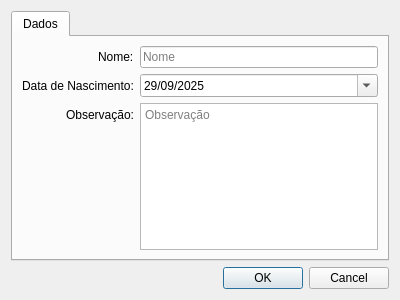
Above: resources/ui/playereditview.ui from luisEduardoBet/T-TEA2.0 before the change. Below: the same form after it.
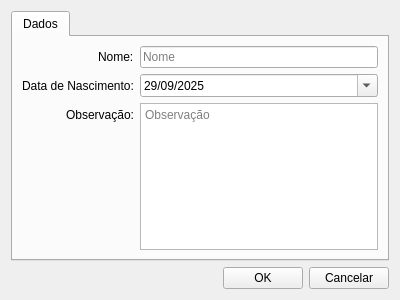
That is the form after the change. Icons and pictures are not drawn.

```diff
--- a/resources/ui/playereditview.ui
+++ b/resources/ui/playereditview.ui
@@ -90,14 +90,70 @@
     </widget>
    </item>
    <item>
-    <widget class="QDialogButtonBox" name="button_box">
-     <property name="orientation">
-      <enum>Qt::Horizontal</enum>
-     </property>
-     <property name="standardButtons">
-      <set>QDialogButtonBox::Cancel|QDialogButtonBox::Ok</set>
-     </property>
-    </widget>
+    <layout class="QHBoxLayout" name="lay_button" stretch="0,0,0">
+     <item>
+      <spacer name="hs_button">
+       <property name="orientation">
+        <enum>Qt::Orientation::Horizontal</enum>
+       </property>
+       <property name="sizeHint" stdset="0">
+        <size>
+         <width>40</width>
+         <height>20</height>
+        </size>
+       </property>
+      </spacer>
+     </item>
+     <item>
+      <widget class="QPushButton" name="pb_ok">
+       <property name="sizePolicy">
+        <sizepolicy hsizetype="Fixed" vsizetype="Fixed">
+         <horstretch>0</horstretch>
+         <verstretch>0</verstretch>
+        </sizepolicy>
+       </property>
+       <property name="toolTip">
+        <string>Gravar operação corrente</string>
+       </property>
+       <property name="locale">
+        <locale language="Portuguese" country="Brazil"/>
+       </property>
+       <property name="text">
+        <string>OK</string>
+       </property>
+       <property name="icon">
+        <iconset resource="../resources.qrc">
+         <normaloff>:/icons/ui/buttons/okicon</normaloff>:/icons/ui/buttons/okicon</iconset>
+       </property>
+       <property name="autoDefault">
+        <bool>false</bool>
+       </property>
+      </widget>
+     </item>
+     <item>
+      <widget class="QPushButton" name="pb_cancel">
+       <property name="sizePolicy">
+        <sizepolicy hsizetype="Fixed" vsizetype="Fixed">
+         <horstretch>0</horstretch>
+         <verstretch>0</verstretch>
+        </sizepolicy>
+       </property>
+       <property name="toolTip">
+        <string>Cancelar operação corrente</string>
+       </property>
+       <property name="text">
+        <string>Cancelar</string>
+       </property>
+       <property name="icon">
+        <iconset resource="../resources.qrc">
+         <normaloff>:/icons/ui/buttons/cancelicon</normaloff>:/icons/ui/buttons/cancelicon</iconset>
+       </property>
+       <property name="autoDefault">
+        <bool>false</bool>
+       </property>
+      </widget>
+     </item>
+    </layout>
    </item>
   </layout>
  </widget>
```
Left out of the diff: 72 changed lines with no effect on the pictures.
